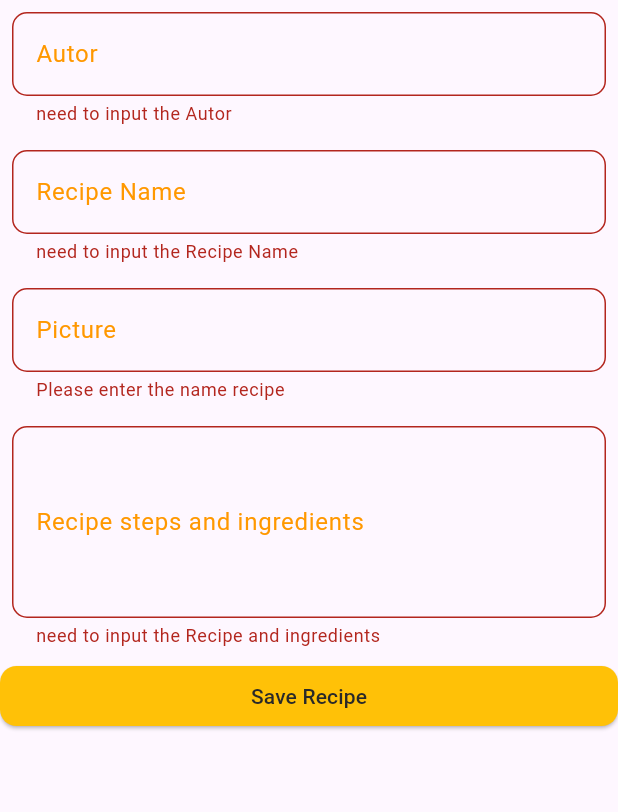
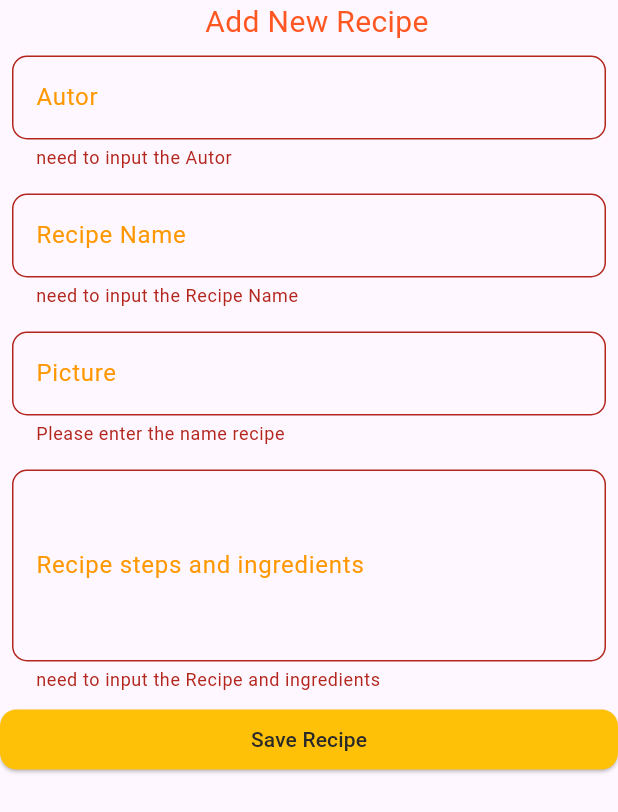
Before and after one commit to dyyys0ft/flutter_recipeBook, a Flutter app: the ReciperForm widget shown alone on an empty page, opened directly, after a tap on "Save Recipe", on a phone screen of 412 x 824 dp. Shown: the top 812 px of the screen. Run offline on Flutter 3.47's test engine with Material 3 defaults, Android fonts, the light colour scheme and no system bars; network calls fail; Roboto replaces fonts that are missing (QuickSand).

Commit message:
cambios added

```diff
--- a/lib/main.dart
+++ b/lib/main.dart
@@ -25,7 +25,7 @@ class RecipeBook extends StatelessWidget {
   @override
   Widget build(BuildContext context) {
     return DefaultTabController(
-      length: 2,
+      length: 1,
       child: Scaffold(
         appBar: AppBar(
           backgroundColor: Colors.orange,
--- a/lib/screens/home_screen.dart
+++ b/lib/screens/home_screen.dart
@@ -33,7 +33,7 @@ class HomeScreen extends StatelessWidget {
         borderRadius: BorderRadius.vertical(top: Radius.circular(25.0)),
       ),
       context: context,
-      builder: (contexto) => Container(
+      builder: (contexto) => SizedBox(
         width: MediaQuery.of(context).size.width,
         height: 600,
         child: ReciperForm(),
@@ -101,21 +101,15 @@ class ReciperForm extends StatelessWidget {
 
   @override
   Widget build(BuildContext context) {
-    final _formKey = GlobalKey<FormState>();
+    final formKey = GlobalKey<FormState>();
 
     final TextEditingController autor = TextEditingController();
     final TextEditingController recipeName = TextEditingController();
     final TextEditingController picture = TextEditingController();
     final TextEditingController steps = TextEditingController();
-    Padding(
-      padding: const EdgeInsets.all(10.0),
-      child: Text(
-        "Add New Recipe",
-        style: TextStyle(color: Colors.deepOrange, fontSize: 20),
-      ),
-    );
+    Padding(padding: const EdgeInsets.all(10.0));
     return Form(
-      key: _formKey,
+      key: formKey,
 
       child: Column(
         mainAxisSize: MainAxisSize
@@ -123,6 +117,12 @@ class ReciperForm extends StatelessWidget {
         mainAxisAlignment: MainAxisAlignment.start,
         crossAxisAlignment: CrossAxisAlignment.start,
         children: [
+          Center(
+            child: Text(
+              "  Add New Recipe",
+              style: TextStyle(color: Colors.deepOrange, fontSize: 20),
+            ),
+          ),
           _buildTextField(
             label: "Autor",
             controller: autor,
@@ -166,7 +166,7 @@ class ReciperForm extends StatelessWidget {
           ),
           ElevatedButton(
             onPressed: () {
-              if (_formKey.currentState!.validate()) {
+              if (formKey.currentState!.validate()) {
                 Navigator.pop(context);
               }
             },
```
